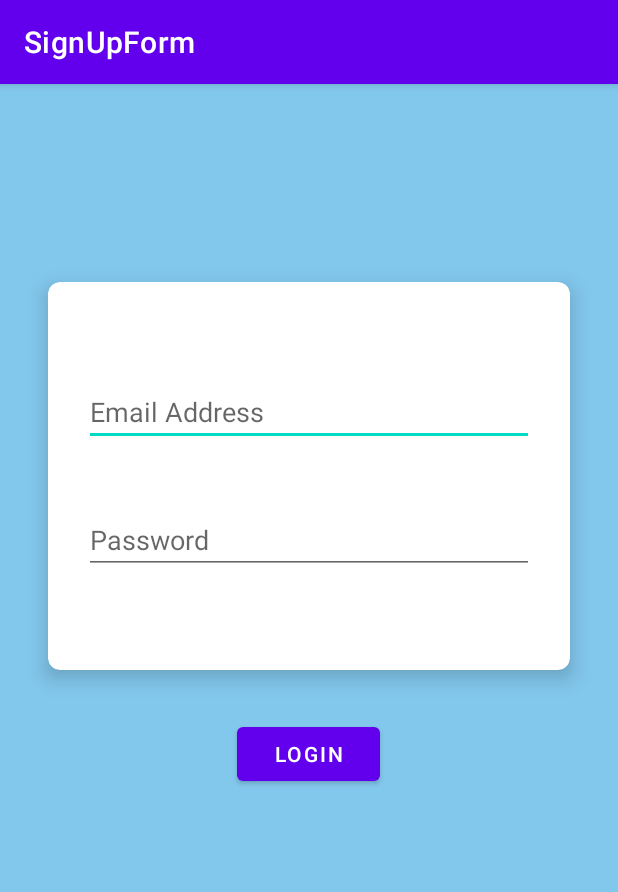
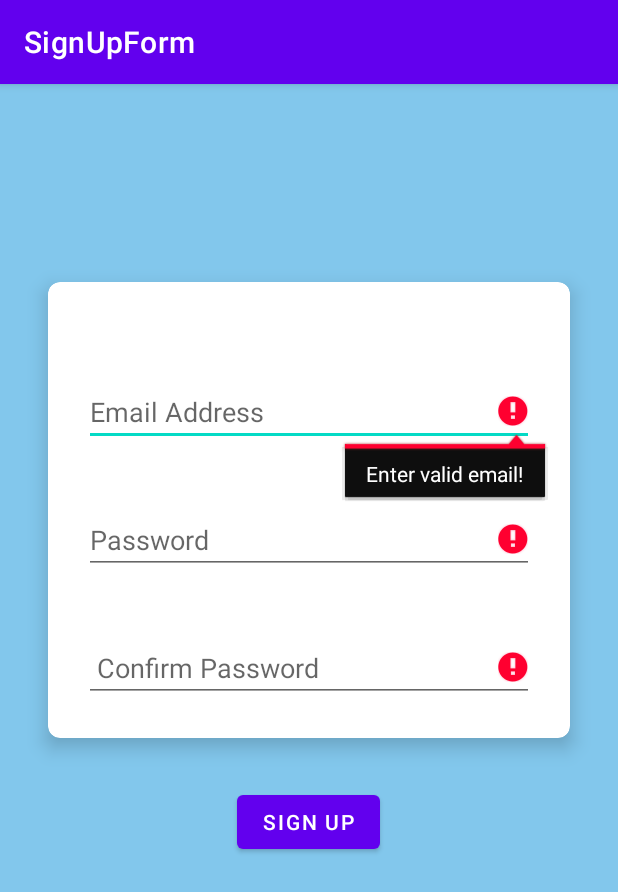
Before and after one commit to nouman277/SignUp-Form, an Android app: the screen it shows after launch (LogIn before the commit, MainActivity after it), after a tap on "SIGN UP", on a phone screen of 412 x 824 dp. Shown: the top 892 px of the screen. Run offline under Robolectric (Android 15) with nearby library versions, the phone set to English and light mode, and no system bars.

```diff
--- a/app/src/main/java/com/example/signupform/MainActivity.java
+++ b/app/src/main/java/com/example/signupform/MainActivity.java
@@ -8,6 +8,7 @@ import android.content.SharedPreferences;
 import android.media.MediaCodec;
 import android.os.Bundle;
 import android.text.TextUtils;
+import android.util.Patterns;
 import android.view.View;
 import android.widget.Button;
 import android.widget.EditText;
@@ -41,28 +42,51 @@ public class MainActivity extends AppCompatActivity {
                 checkDataEntered();
                 SAVEpref();
 
-                Intent i = new Intent(MainActivity.this,LogIn.class);
-                startActivity(i);
+
             }
         });
 
             }
 
+    boolean isEmail(EditText eMail) {
+        CharSequence email = eMail.getText().toString();
+        return (!TextUtils.isEmpty(email) && Patterns.EMAIL_ADDRESS.matcher(email).matches());
+    }
+
+    boolean isEmpty(EditText password) {
+        CharSequence str = password.getText().toString();
+        return TextUtils.isEmpty(str);
+    }
+
  private void checkDataEntered(){
 
-        if (eMail.getText().toString().isEmpty()){
 
-            eMail.setError("Email Cannot be empty");
-        }
-     if (password.getText().toString().isEmpty()){
 
-         password.setError("password Cannot be empty");
+     if (isEmpty(password)) {
+         password.setError("PASSWORD CANNOT BE EMPTY");
      }
-     if (confirmPassword.getText().toString().isEmpty()){
 
-         confirmPassword.setError("confirm password Cannot be empty");
+     if (isEmpty(confirmPassword)) {
+         confirmPassword.setError("CONFIRM password CAN NOT BE EMPTY");
      }
+
+     if (isEmail(eMail) == false) {
+         eMail.setError("Enter valid email!");
+
+
+     }
+     if (password.getText().toString().length()<6){
+         password.setError("PASSWORD MUST BE SIX CHARACTER OR MORE ");
+     }
+
+
+     else {
+         Intent i = new Intent(MainActivity.this,LogIn.class);
+         startActivity(i);
+     }
+
  }
+
 
 
 public void SAVEpref(){
--- a/app/src/main/res/values/strings.xml
+++ b/app/src/main/res/values/strings.xml
@@ -1,6 +1,7 @@
 <resources>
     <string name="app_name">SignUpForm</string>
     <string-array name="genderArray">
+        <item>SELECT GANDER</item>
         <item>MAlE</item>
         <item>FEMALE</item>
     </string-array>
```
Also changed, not shown: app/src/main/java/com/example/signupform/LogIn.java (+18 -9 lines).
